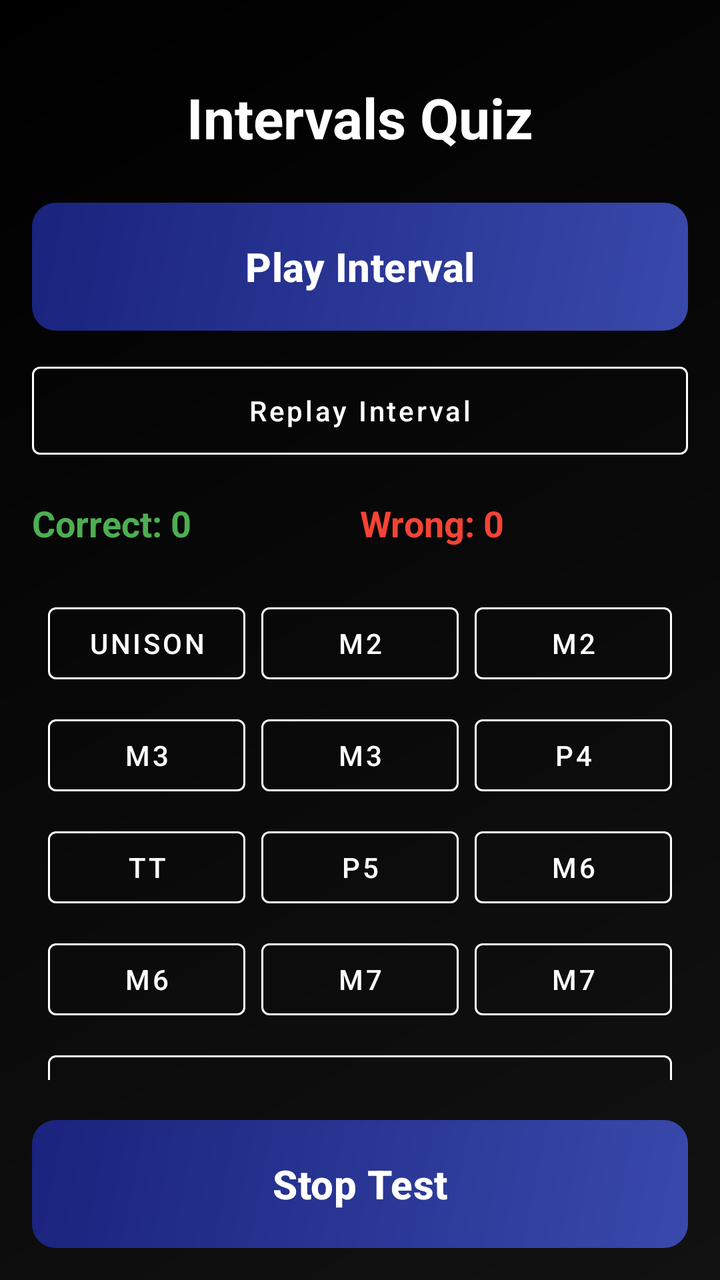
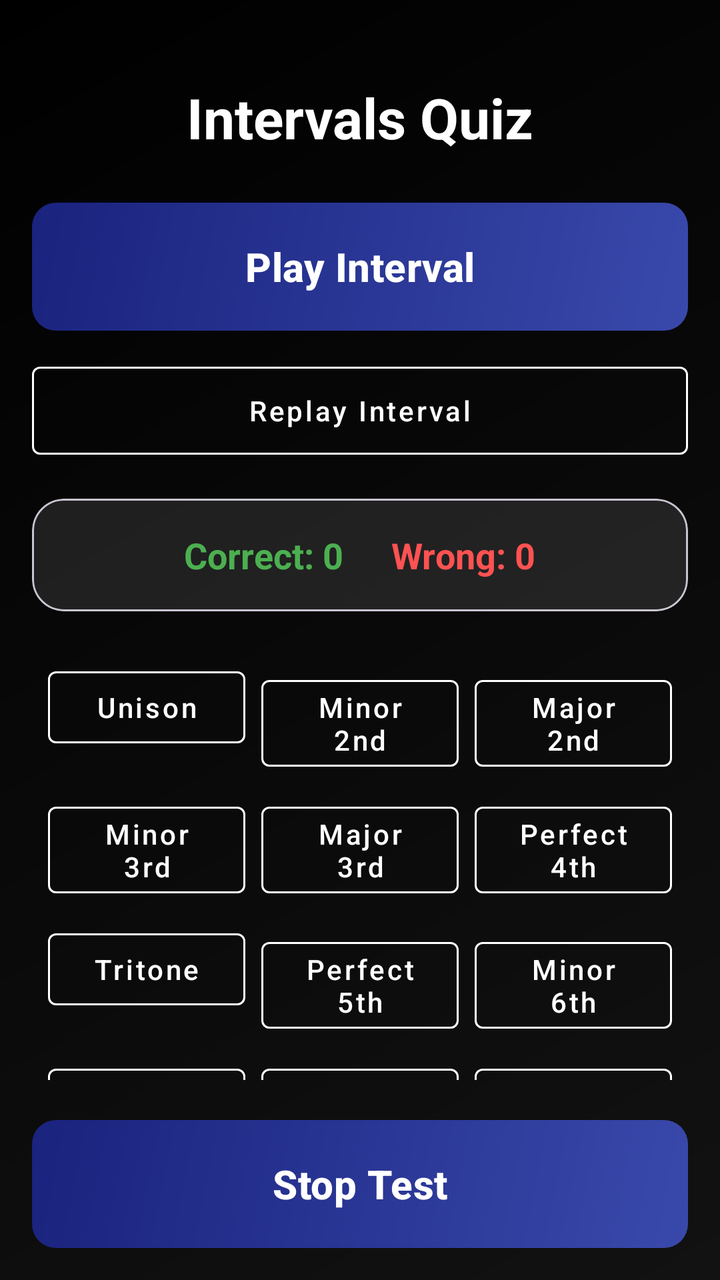

The first picture is an Android layout as it rendered before a commit; the second is the same layout after the commit. The layout source and the unified diff follow.
<!-- AndroidManifest.xml: application theme Theme.GeffenFinalProject -->
<!-- res/layout/activity_user_intervals_quiz.xml -->
<?xml version="1.0" encoding="utf-8"?>
<androidx.constraintlayout.widget.ConstraintLayout xmlns:android="http://schemas.android.com/apk/res/android"
    xmlns:app="http://schemas.android.com/apk/res-auto"
    xmlns:tools="http://schemas.android.com/tools"
    android:id="@+id/main"
    android:layout_width="match_parent"
    android:layout_height="match_parent"
    android:background="@drawable/main_gradient"
    tools:context=".user_intervals_quiz">

    <LinearLayout
        android:layout_width="match_parent"
        android:layout_height="match_parent"
        android:orientation="vertical"
        android:padding="16dp">

        <TextView
            android:layout_width="match_parent"
            android:layout_height="wrap_content"
            android:layout_marginTop="24dp"
            android:layout_marginBottom="24dp"
            android:text="Intervals Quiz"
            android:textColor="@color/white"
            android:textSize="28sp"
            android:textStyle="bold"
            android:gravity="center" />

        <com.google.android.material.button.MaterialButton
            android:id="@+id/btnPlayInterval"
            android:layout_width="match_parent"
            android:layout_height="64dp"
            android:text="Play Interval"
            android:textColor="@color/white"
            android:background="@drawable/button_primary"
            app:backgroundTint="@null"
            app:cornerRadius="12dp"
            android:textSize="20sp"
            android:textStyle="bold"
            android:layout_marginBottom="12dp"
            android:textAllCaps="false" />

        <com.google.android.material.button.MaterialButton
            android:id="@+id/btnReplayInterval"
            style="@style/Widget.MaterialComponents.Button.OutlinedButton"
            android:layout_width="match_parent"
            android:layout_height="56dp"
            android:layout_marginBottom="16dp"
            android:text="Replay Interval"
            android:textAllCaps="false"
            android:textColor="@color/white"
            app:strokeColor="@color/white" />

        <LinearLayout
            android:layout_width="match_parent"
            android:layout_height="wrap_content"
            android:orientation="horizontal"
            android:gravity="center_vertical"
            android:layout_marginBottom="16dp">

            <TextView
                android:id="@+id/scoreText"
                android:layout_width="0dp"
                android:layout_height="wrap_content"
                android:layout_weight="1"
                android:text="Correct: 0"
                android:textColor="#4CAF50"
                android:textSize="18sp"
                android:textStyle="bold" />

            <TextView
                android:id="@+id/wrongText"
                android:layout_width="0dp"
                android:layout_height="wrap_content"
                android:layout_weight="1"
                android:text="Wrong: 0"
                android:textColor="#F44336"
                android:textSize="18sp"
                android:textStyle="bold" />
        </LinearLayout>

        
        <GridLayout
            android:layout_width="match_parent"
            android:layout_height="0dp"
            android:layout_weight="1"
            android:columnCount="3"
            android:padding="4dp">

            <com.google.android.material.button.MaterialButton android:id="@+id/btn0" android:layout_width="0dp" android:layout_gravity="fill_horizontal" android:layout_columnWeight="1" android:text="Unison" style="@style/Widget.MaterialComponents.Button.OutlinedButton" android:textColor="@color/white" app:strokeColor="@color/white" android:layout_margin="4dp"/>
            <com.google.android.material.button.MaterialButton android:id="@+id/btn1" android:layout_width="0dp" android:layout_gravity="fill_horizontal" android:layout_columnWeight="1" android:text="m2" style="@style/Widget.MaterialComponents.Button.OutlinedButton" android:textColor="@color/white" app:strokeColor="@color/white" android:layout_margin="4dp"/>
            <com.google.android.material.button.MaterialButton android:id="@+id/btn2" android:layout_width="0dp" android:layout_gravity="fill_horizontal" android:layout_columnWeight="1" android:text="M2" style="@style/Widget.MaterialComponents.Button.OutlinedButton" android:textColor="@color/white" app:strokeColor="@color/white" android:layout_margin="4dp"/>
            <com.google.android.material.button.MaterialButton android:id="@+id/btn3" android:layout_width="0dp" android:layout_gravity="fill_horizontal" android:layout_columnWeight="1" android:text="m3" style="@style/Widget.MaterialComponents.Button.OutlinedButton" android:textColor="@color/white" app:strokeColor="@color/white" android:layout_margin="4dp"/>
            <com.google.android.material.button.MaterialButton android:id="@+id/btn4" android:layout_width="0dp" android:layout_gravity="fill_horizontal" android:layout_columnWeight="1" android:text="M3" style="@style/Widget.MaterialComponents.Button.OutlinedButton" android:textColor="@color/white" app:strokeColor="@color/white" android:layout_margin="4dp"/>
            <com.google.android.material.button.MaterialButton android:id="@+id/btn5" android:layout_width="0dp" android:layout_gravity="fill_horizontal" android:layout_columnWeight="1" android:text="P4" style="@style/Widget.MaterialComponents.Button.OutlinedButton" android:textColor="@color/white" app:strokeColor="@color/white" android:layout_margin="4dp"/>
            <com.google.android.material.button.MaterialButton android:id="@+id/btn6" android:layout_width="0dp" android:layout_gravity="fill_horizontal" android:layout_columnWeight="1" android:text="TT" style="@style/Widget.MaterialComponents.Button.OutlinedButton" android:textColor="@color/white" app:strokeColor="@color/white" android:layout_margin="4dp"/>
            <com.google.android.material.button.MaterialButton android:id="@+id/btn7" android:layout_width="0dp" android:layout_gravity="fill_horizontal" android:layout_columnWeight="1" android:text="P5" style="@style/Widget.MaterialComponents.Button.OutlinedButton" android:textColor="@color/white" app:strokeColor="@color/white" android:layout_margin="4dp"/>
            <com.google.android.material.button.MaterialButton android:id="@+id/btn8" android:layout_width="0dp" android:layout_gravity="fill_horizontal" android:layout_columnWeight="1" android:text="m6" style="@style/Widget.MaterialComponents.Button.OutlinedButton" android:textColor="@color/white" app:strokeColor="@color/white" android:layout_margin="4dp"/>
            <com.google.android.material.button.MaterialButton android:id="@+id/btn9" android:layout_width="0dp" android:layout_gravity="fill_horizontal" android:layout_columnWeight="1" android:text="M6" style="@style/Widget.MaterialComponents.Button.OutlinedButton" android:textColor="@color/white" app:strokeColor="@color/white" android:layout_margin="4dp"/>
            <com.google.android.material.button.MaterialButton android:id="@+id/btn10" android:layout_width="0dp" android:layout_gravity="fill_horizontal" android:layout_columnWeight="1" android:text="m7" style="@style/Widget.MaterialComponents.Button.OutlinedButton" android:textColor="@color/white" app:strokeColor="@color/white" android:layout_margin="4dp"/>
            <com.google.android.material.button.MaterialButton android:id="@+id/btn11" android:layout_width="0dp" android:layout_gravity="fill_horizontal" android:layout_columnWeight="1" android:text="M7" style="@style/Widget.MaterialComponents.Button.OutlinedButton" android:textColor="@color/white" app:strokeColor="@color/white" android:layout_margin="4dp"/>
            <com.google.android.material.button.MaterialButton android:id="@+id/btn12" android:layout_width="0dp" android:layout_gravity="fill_horizontal" android:layout_columnWeight="3" android:layout_columnSpan="3" android:text="Octave" style="@style/Widget.MaterialComponents.Button.OutlinedButton" android:textColor="@color/white" app:strokeColor="@color/white" android:layout_margin="4dp"/>

        </GridLayout>

        <com.google.android.material.button.MaterialButton
            android:id="@+id/btnStop"
            android:layout_width="match_parent"
            android:layout_height="64dp"
            android:text="Stop Test"
            android:textColor="@color/white"
            android:background="@drawable/button_primary"
            app:backgroundTint="@null"
            app:cornerRadius="12dp"
            android:textSize="20sp"
            android:textStyle="bold"
            android:layout_marginTop="16dp"
            android:textAllCaps="false" />

    </LinearLayout>

</androidx.constraintlayout.widget.ConstraintLayout>
<!-- resources referenced by this layout -->
<resources>
  <color name="white">#FFFFFFFF</color>
  <!-- drawable button_primary (drawable) -->
  <?xml version="1.0" encoding="utf-8"?>
  <ripple xmlns:android="http://schemas.android.com/apk/res/android"
      android:color="#40FFFFFF">
      <item android:drawable="@drawable/button_gradient" />
  </ripple>
  <!-- drawable main_gradient (drawable) -->
  <?xml version="1.0" encoding="utf-8"?>
  <shape xmlns:android="http://schemas.android.com/apk/res/android"
      android:shape="rectangle">
      <gradient
          android:angle="135"
          android:endColor="@color/bg_end"
          android:startColor="@color/bg_start"
          android:type="linear" />
  </shape>
  <style name="Theme.GeffenFinalProject" parent="Base.Theme.GeffenFinalProject" />
  <!-- drawable button_gradient (drawable) -->
  <?xml version="1.0" encoding="utf-8"?>
  <shape xmlns:android="http://schemas.android.com/apk/res/android"
      android:shape="rectangle">
      <gradient
          android:angle="135"
          android:endColor="@color/button_bg_end"
          android:startColor="@color/button_bg_start"
          android:type="linear" />
      <corners android:radius="12dp" />
  </shape>
  <color name="bg_end">#000000</color>
  <color name="bg_start">#121212</color>
  <style name="Base.Theme.GeffenFinalProject" parent="Theme.Material3.DayNight.NoActionBar">
          
          
      </style>
  <color name="button_bg_end">#1A237E</color>
  <color name="button_bg_start">#3949AB</color>
</resources>

<!-- the commit's change to res/layout/activity_user_intervals_quiz.xml (unified diff, before → after) -->
@@ -50,33 +50,41 @@
             android:textColor="@color/white"
             app:strokeColor="@color/white" />
 
-        <LinearLayout
+        <com.google.android.material.card.MaterialCardView
             android:layout_width="match_parent"
             android:layout_height="wrap_content"
-            android:orientation="horizontal"
-            android:gravity="center_vertical"
-            android:layout_marginBottom="16dp">
+            app:cardBackgroundColor="#1AFFFFFF"
+            app:cardCornerRadius="16dp"
+            android:layout_marginBottom="16dp"
+            app:cardElevation="0dp">
 
-            <TextView
-                android:id="@+id/scoreText"
-                android:layout_width="0dp"
+            <LinearLayout
+                android:layout_width="match_parent"
                 android:layout_height="wrap_content"
-                android:layout_weight="1"
-                android:text="Correct: 0"
-                android:textColor="#4CAF50"
-                android:textSize="18sp"
-                android:textStyle="bold" />
+                android:gravity="center"
+                android:orientation="horizontal"
+                android:padding="16dp">
 
-            <TextView
-                android:id="@+id/wrongText"
-                android:layout_width="0dp"
-                android:layout_height="wrap_content"
-                android:layout_weight="1"
-                android:text="Wrong: 0"
-                android:textColor="#F44336"
-                android:textSize="18sp"
-                android:textStyle="bold" />
-        </LinearLayout>
+                <TextView
+                    android:id="@+id/scoreText"
+                    android:layout_width="wrap_content"
+                    android:layout_height="wrap_content"
+                    android:layout_marginEnd="24dp"
+                    android:text="Correct: 0"
+                    android:textColor="#4CAF50"
+                    android:textSize="18sp"
+                    android:textStyle="bold" />
+
+                <TextView
+                    android:id="@+id/wrongText"
+                    android:layout_width="wrap_content"
+                    android:layout_height="wrap_content"
+                    android:text="Wrong: 0"
+                    android:textColor="#FF5252"
+                    android:textSize="18sp"
+                    android:textStyle="bold" />
+            </LinearLayout>
+        </com.google.android.material.card.MaterialCardView>
 
         
         <GridLayout
@@ -86,19 +94,19 @@
             android:columnCount="3"
             android:padding="4dp">
 
-            <com.google.android.material.button.MaterialButton android:id="@+id/btn0" android:layout_width="0dp" android:layout_gravity="fill_horizontal" android:layout_columnWeight="1" android:text="Unison" style="@style/Widget.MaterialComponents.Button.OutlinedButton" android:textColor="@color/white" app:strokeColor="@color/white" android:layout_margin="4dp"/>
-            <com.google.android.material.button.MaterialButton android:id="@+id/btn1" android:layout_width="0dp" android:layout_gravity="fill_horizontal" android:layout_columnWeight="1" android:text="m2" style="@style/Widget.MaterialComponents.Button.OutlinedButton" android:textColor="@color/white" app:strokeColor="@color/white" android:layout_margin="4dp"/>
-            <com.google.android.material.button.MaterialButton android:id="@+id/btn2" android:layout_width="0dp" android:layout_gravity="fill_horizontal" android:layout_columnWeight="1" android:text="M2" style="@style/Widget.MaterialComponents.Button.OutlinedButton" android:textColor="@color/white" app:strokeColor="@color/white" android:layout_margin="4dp"/>
-            <com.google.android.material.button.MaterialButton android:id="@+id/btn3" android:layout_width="0dp" android:layout_gravity="fill_horizontal" android:layout_columnWeight="1" android:text="m3" style="@style/Widget.MaterialComponents.Button.OutlinedButton" android:textColor="@color/white" app:strokeColor="@color/white" android:layout_margin="4dp"/>
-            <com.google.android.material.button.MaterialButton android:id="@+id/btn4" android:layout_width="0dp" android:layout_gravity="fill_horizontal" android:layout_columnWeight="1" android:text="M3" style="@style/Widget.MaterialComponents.Button.OutlinedButton" android:textColor="@color/white" app:strokeColor="@color/white" android:layout_margin="4dp"/>
-            <com.google.android.material.button.MaterialButton android:id="@+id/btn5" android:layout_width="0dp" android:layout_gravity="fill_horizontal" android:layout_columnWeight="1" android:text="P4" style="@style/Widget.MaterialComponents.Button.OutlinedButton" android:textColor="@color/white" app:strokeColor="@color/white" android:layout_margin="4dp"/>
-            <com.google.android.material.button.MaterialButton android:id="@+id/btn6" android:layout_width="0dp" android:layout_gravity="fill_horizontal" android:layout_columnWeight="1" android:text="TT" style="@style/Widget.MaterialComponents.Button.OutlinedButton" android:textColor="@color/white" app:strokeColor="@color/white" android:layout_margin="4dp"/>
-            <com.google.android.material.button.MaterialButton android:id="@+id/btn7" android:layout_width="0dp" android:layout_gravity="fill_horizontal" android:layout_columnWeight="1" android:text="P5" style="@style/Widget.MaterialComponents.Button.OutlinedButton" android:textColor="@color/white" app:strokeColor="@color/white" android:layout_margin="4dp"/>
-            <com.google.android.material.button.MaterialButton android:id="@+id/btn8" android:layout_width="0dp" android:layout_gravity="fill_horizontal" android:layout_columnWeight="1" android:text="m6" style="@style/Widget.MaterialComponents.Button.OutlinedButton" android:textColor="@color/white" app:strokeColor="@color/white" android:layout_margin="4dp"/>
-            <com.google.android.material.button.MaterialButton android:id="@+id/btn9" android:layout_width="0dp" android:layout_gravity="fill_horizontal" android:layout_columnWeight="1" android:text="M6" style="@style/Widget.MaterialComponents.Button.OutlinedButton" android:textColor="@color/white" app:strokeColor="@color/white" android:layout_margin="4dp"/>
-            <com.google.android.material.button.MaterialButton android:id="@+id/btn10" android:layout_width="0dp" android:layout_gravity="fill_horizontal" android:layout_columnWeight="1" android:text="m7" style="@style/Widget.MaterialComponents.Button.OutlinedButton" android:textColor="@color/white" app:strokeColor="@color/white" android:layout_margin="4dp"/>
-            <com.google.android.material.button.MaterialButton android:id="@+id/btn11" android:layout_width="0dp" android:layout_gravity="fill_horizontal" android:layout_columnWeight="1" android:text="M7" style="@style/Widget.MaterialComponents.Button.OutlinedButton" android:textColor="@color/white" app:strokeColor="@color/white" android:layout_margin="4dp"/>
-            <com.google.android.material.button.MaterialButton android:id="@+id/btn12" android:layout_width="0dp" android:layout_gravity="fill_horizontal" android:layout_columnWeight="3" android:layout_columnSpan="3" android:text="Octave" style="@style/Widget.MaterialComponents.Button.OutlinedButton" android:textColor="@color/white" app:strokeColor="@color/white" android:layout_margin="4dp"/>
+            <com.google.android.material.button.MaterialButton android:id="@+id/btn0" android:layout_width="0dp" android:layout_gravity="fill_horizontal" android:layout_columnWeight="1" android:text="Unison" style="@style/Widget.MaterialComponents.Button.OutlinedButton" android:textColor="@color/white" app:strokeColor="@color/white" android:layout_margin="4dp" android:textAllCaps="false"/>
+            <com.google.android.material.button.MaterialButton android:id="@+id/btn1" android:layout_width="0dp" android:layout_gravity="fill_horizontal" android:layout_columnWeight="1" android:text="Minor 2nd" style="@style/Widget.MaterialComponents.Button.OutlinedButton" android:textColor="@color/white" app:strokeColor="@color/white" android:layout_margin="4dp" android:textAllCaps="false"/>
+            <com.google.android.material.button.MaterialButton android:id="@+id/btn2" android:layout_width="0dp" android:layout_gravity="fill_horizontal" android:layout_columnWeight="1" android:text="Major 2nd" style="@style/Widget.MaterialComponents.Button.OutlinedButton" android:textColor="@color/white" app:strokeColor="@color/white" android:layout_margin="4dp" android:textAllCaps="false"/>
+            <com.google.android.material.button.MaterialButton android:id="@+id/btn3" android:layout_width="0dp" android:layout_gravity="fill_horizontal" android:layout_columnWeight="1" android:text="Minor 3rd" style="@style/Widget.MaterialComponents.Button.OutlinedButton" android:textColor="@color/white" app:strokeColor="@color/white" android:layout_margin="4dp" android:textAllCaps="false"/>
+            <com.google.android.material.button.MaterialButton android:id="@+id/btn4" android:layout_width="0dp" android:layout_gravity="fill_horizontal" android:layout_columnWeight="1" android:text="Major 3rd" style="@style/Widget.MaterialComponents.Button.OutlinedButton" android:textColor="@color/white" app:strokeColor="@color/white" android:layout_margin="4dp" android:textAllCaps="false"/>
+            <com.google.android.material.button.MaterialButton android:id="@+id/btn5" android:layout_width="0dp" android:layout_gravity="fill_horizontal" android:layout_columnWeight="1" android:text="Perfect 4th" style="@style/Widget.MaterialComponents.Button.OutlinedButton" android:textColor="@color/white" app:strokeColor="@color/white" android:layout_margin="4dp" android:textAllCaps="false"/>
+            <com.google.android.material.button.MaterialButton android:id="@+id/btn6" android:layout_width="0dp" android:layout_gravity="fill_horizontal" android:layout_columnWeight="1" android:text="Tritone" style="@style/Widget.MaterialComponents.Button.OutlinedButton" android:textColor="@color/white" app:strokeColor="@color/white" android:layout_margin="4dp" android:textAllCaps="false"/>
+            <com.google.android.material.button.MaterialButton android:id="@+id/btn7" android:layout_width="0dp" android:layout_gravity="fill_horizontal" android:layout_columnWeight="1" android:text="Perfect 5th" style="@style/Widget.MaterialComponents.Button.OutlinedButton" android:textColor="@color/white" app:strokeColor="@color/white" android:layout_margin="4dp" android:textAllCaps="false"/>
+            <com.google.android.material.button.MaterialButton android:id="@+id/btn8" android:layout_width="0dp" android:layout_gravity="fill_horizontal" android:layout_columnWeight="1" android:text="Minor 6th" style="@style/Widget.MaterialComponents.Button.OutlinedButton" android:textColor="@color/white" app:strokeColor="@color/white" android:layout_margin="4dp" android:textAllCaps="false"/>
+            <com.google.android.material.button.MaterialButton android:id="@+id/btn9" android:layout_width="0dp" android:layout_gravity="fill_horizontal" android:layout_columnWeight="1" android:text="Major 6th" style="@style/Widget.MaterialComponents.Button.OutlinedButton" android:textColor="@color/white" app:strokeColor="@color/white" android:layout_margin="4dp" android:textAllCaps="false"/>
+            <com.google.android.material.button.MaterialButton android:id="@+id/btn10" android:layout_width="0dp" android:layout_gravity="fill_horizontal" android:layout_columnWeight="1" android:text="Minor 7th" style="@style/Widget.MaterialComponents.Button.OutlinedButton" android:textColor="@color/white" app:strokeColor="@color/white" android:layout_margin="4dp" android:textAllCaps="false"/>
+            <com.google.android.material.button.MaterialButton android:id="@+id/btn11" android:layout_width="0dp" android:layout_gravity="fill_horizontal" android:layout_columnWeight="1" android:text="Major 7th" style="@style/Widget.MaterialComponents.Button.OutlinedButton" android:textColor="@color/white" app:strokeColor="@color/white" android:layout_margin="4dp" android:textAllCaps="false"/>
+            <com.google.android.material.button.MaterialButton android:id="@+id/btn12" android:layout_width="0dp" android:layout_gravity="fill_horizontal" android:layout_columnWeight="3" android:layout_columnSpan="3" android:text="Octave" style="@style/Widget.MaterialComponents.Button.OutlinedButton" android:textColor="@color/white" app:strokeColor="@color/white" android:layout_margin="4dp" android:textAllCaps="false"/>
 
         </GridLayout>
 
